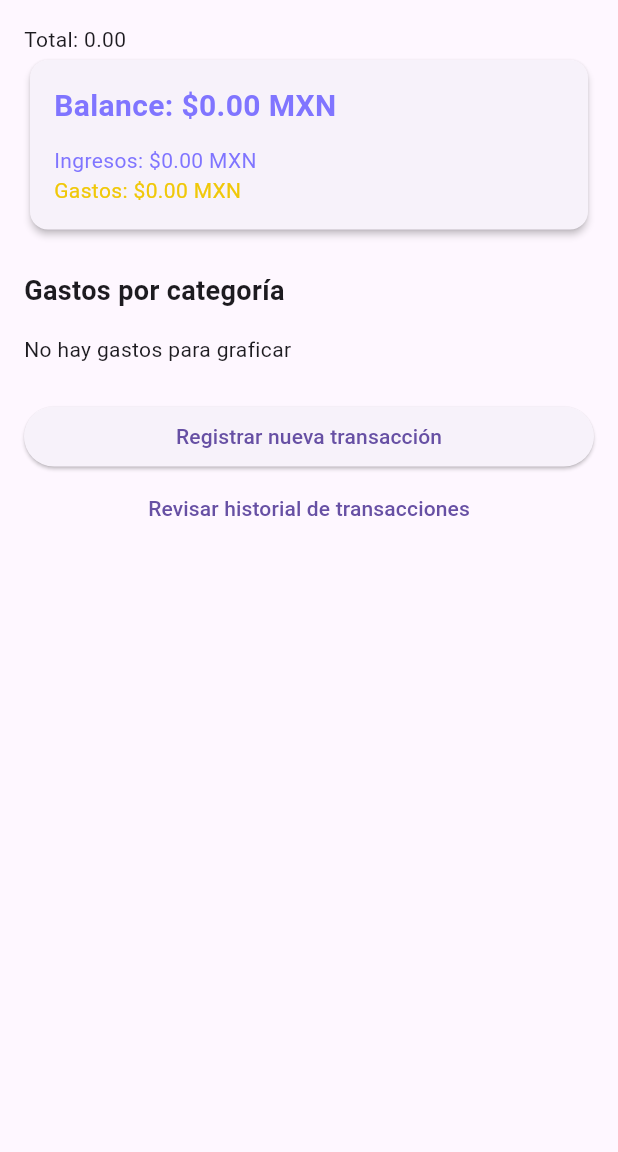
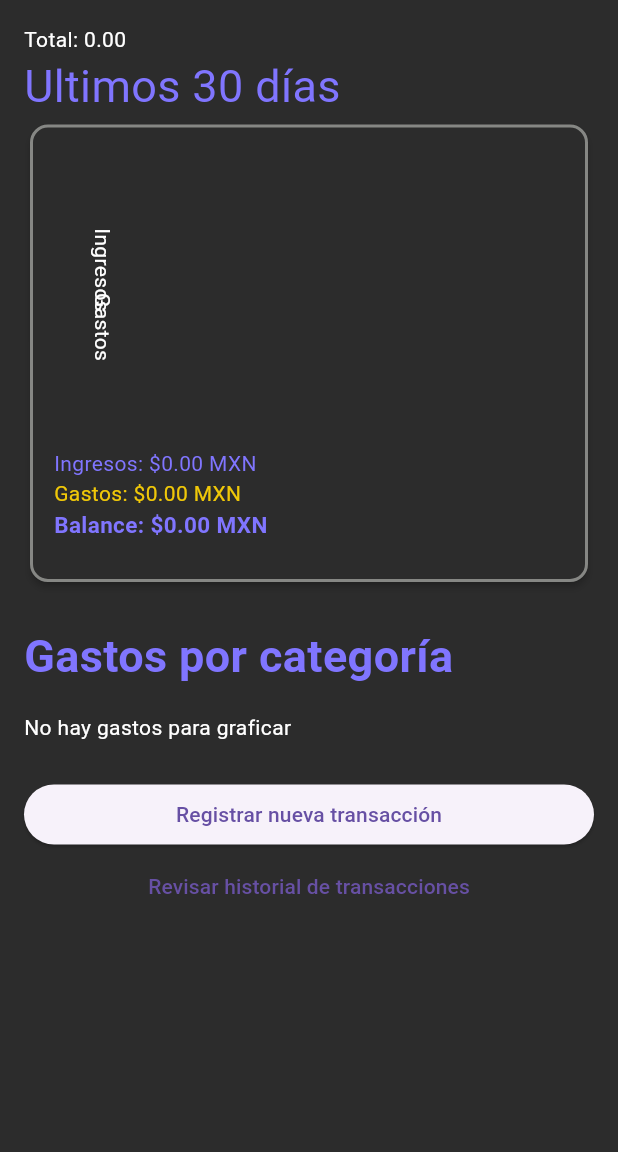
Before and after one commit to fcorpus/broker-finalProject, a Flutter app: the DashboardScreen screen opened directly, on a phone screen of 412 x 824 dp, the part 84-1236 px from its top. Run offline on Flutter 3.47's test engine with Material 3 defaults, Android fonts, the phone set to English and light mode, and no system bars; drawn by our look-alikes of fl_chart; our stand-ins replace shared_preferences, sqflite; accounts and stored records are empty.

Commit message:
version 1.1

```diff
--- a/lib/main.dart
+++ b/lib/main.dart
@@ -1,3 +1,4 @@
+import 'package:broker/constantes.dart';
 import 'package:broker/demo.dart';
 
 import 'package:flutter/material.dart';
@@ -34,6 +35,8 @@ class BrokerApp extends StatelessWidget {
       theme: ThemeData(
         primarySwatch: Colors.indigo,
         useMaterial3: true,
+        scaffoldBackgroundColor: backgroundColor,
+        textTheme: const TextTheme(bodyMedium: TextStyle(color: Colors.white))
       ),
       home: Consumer<AuthProvider>(
         builder: (_, authProvider, __) {
--- a/lib/providers/transaction_provider.dart
+++ b/lib/providers/transaction_provider.dart
@@ -33,7 +33,7 @@ class TransactionProvider with ChangeNotifier {
     final fechaLimite = DateTime.now().subtract(const Duration(days: 30));
 
     return _transactions
-        .where((t) => t.type == 'Igreso')
+        .where((t) => t.type == 'Ingreso')
         .where((t) => t.date.isAfter(fechaLimite))
         .fold(0, (sum, t) => sum + t.amount);
   }
--- a/lib/screens/dashboard_screen.dart
+++ b/lib/screens/dashboard_screen.dart
@@ -1,3 +1,4 @@
+import 'package:broker/constantes.dart';
 import 'package:broker/models/transaction_model.dart';
 import 'package:broker/providers/auth_provider.dart';
 import 'package:broker/providers/transaction_provider.dart';
@@ -46,6 +47,7 @@ class DashboardScreen extends StatelessWidget {
           padding: const EdgeInsets.all(16),
           children: [
             Text('Total: ${txProvider.total.toStringAsFixed(2)}'),
+            Text('Ultimos 30 días', style: TextStyle(fontSize: 30, color: purpleBroker),),
             BalanceCard(
               balance: txProvider.total,
               ingresos: txProvider.ingresos30,
@@ -54,7 +56,7 @@ class DashboardScreen extends StatelessWidget {
             const SizedBox(height: 24),
             const Text(
               'Gastos por categoría',
-              style: TextStyle(fontSize: 18, fontWeight: FontWeight.bold),
+              style: TextStyle(fontSize: 30, fontWeight: FontWeight.bold, color: purpleBroker),
             ),
             const SizedBox(height: 16),
             ChartWidget(transactions: txProvider.transactions),
--- a/lib/screens/login_screen.dart
+++ b/lib/screens/login_screen.dart
@@ -1,3 +1,4 @@
+import 'package:broker/constantes.dart';
 import 'package:flutter/material.dart';
 import 'package:provider/provider.dart';
 import 'package:broker/providers/auth_provider.dart';
@@ -50,6 +51,7 @@ class _LoginScreenState extends State<LoginScreen> {
               const SizedBox(height: 16),
               ElevatedButton(
                 onPressed: _login,
+                style: const ButtonStyle(backgroundColor: WidgetStatePropertyAll<Color>(purpleBroker)),
                 child: const Text('Iniciar sesión'),
               ),
               TextButton(
@@ -59,7 +61,7 @@ class _LoginScreenState extends State<LoginScreen> {
                     MaterialPageRoute(builder: (_) => const RegisterScreen()),
                   );
                 },
-                child: const Text('Crear cuenta'),
+                child: const Text('Crear cuenta', style: TextStyle(color: purpleBroker),),
               )
             ],
           ),
--- a/lib/screens/register_screen.dart
+++ b/lib/screens/register_screen.dart
@@ -3,6 +3,8 @@ import 'package:provider/provider.dart';
 import 'package:broker/providers/auth_provider.dart';
 import 'package:broker/providers/transaction_provider.dart';
 import 'package:broker/screens/dashboard_screen.dart';
+
+import '../constantes.dart';
 
 class RegisterScreen extends StatefulWidget {
   const RegisterScreen({super.key});
@@ -49,11 +51,12 @@ class _RegisterScreenState extends State<RegisterScreen> {
               const SizedBox(height: 16),
               ElevatedButton(
                 onPressed: _register,
+                style: const ButtonStyle(backgroundColor: WidgetStatePropertyAll<Color>(purpleBroker)),
                 child: const Text('Crear cuenta'),
               ),
               TextButton(
                 onPressed: () => Navigator.pop(context),
-                child: const Text('Volver a iniciar sesión'),
+                child: const Text('Volver a iniciar sesión', style: TextStyle(color: purpleBroker),),
               ),
             ],
           ),
--- a/lib/screens/transaction_form_screen.dart
+++ b/lib/screens/transaction_form_screen.dart
@@ -26,7 +26,7 @@ class _TransactionFormScreenState extends State<TransactionFormScreen> {
         userId: userId,
         type: _type,
         amount: double.parse(_amountController.text),
-        category: _category,
+        category: _type == 'Gasto' ? _category : '',
         note: _noteController.text,
         date: DateTime.now(),
       );
--- a/lib/widgets/balance_card.dart
+++ b/lib/widgets/balance_card.dart
@@ -2,6 +2,7 @@
 
 import 'package:broker/constantes.dart';
 import 'package:flutter/material.dart';
+import 'package:fl_chart/fl_chart.dart';
 
 class BalanceCard extends StatelessWidget {
   final double balance;
@@ -15,24 +16,98 @@ class BalanceCard extends StatelessWidget {
     required this.gastos,
   });
 
+  BarChart _buildHorizontalBarChart() {
+    return BarChart(
+      BarChartData(
+        alignment: BarChartAlignment.center,
+        maxY: (ingresos > gastos ? ingresos : gastos) * 1.2,
+        barTouchData: BarTouchData(enabled: false),
+        titlesData: FlTitlesData(
+          leftTitles: const AxisTitles(
+            sideTitles: SideTitles(showTitles: false),
+          ),
+          topTitles: const AxisTitles(
+            sideTitles: SideTitles(showTitles: false),
+          ),
+          rightTitles: const AxisTitles(
+            sideTitles: SideTitles(showTitles: false),
+          ),
+          bottomTitles: AxisTitles(
+            sideTitles: SideTitles(
+              showTitles: true,
+              getTitlesWidget: (value, meta) {
+                switch (value.toInt()) {
+                  case 0:
+                    return const Text('Ingresos');
+                  case 1:
+                    return const Text('Gastos');
+                  default:
+                    return const SizedBox.shrink();
+                }
+              },
+              reservedSize: 42,
+            ),
+          ),
+        ),
+        gridData: FlGridData(show: false),
+        borderData: FlBorderData(show: false),
+        barGroups: [
+          BarChartGroupData(
+            x: 0,
+            barRods: [
+              BarChartRodData(
+                toY: ingresos,
+                color: purpleBroker,
+                width: 22,
+                borderRadius: BorderRadius.circular(6),
+              ),
+            ],
+          ),
+          BarChartGroupData(
+            x: 1,
+            barRods: [
+              BarChartRodData(
+                toY: gastos,
+                color: yellowBroker,
+                width: 22,
+                borderRadius: BorderRadius.circular(6),
+              ),
+            ],
+          ),
+        ],
+      ),
+    );
+  }
+
   @override
   Widget build(BuildContext context) {
     final double localBalance = ingresos - gastos;
     Color balanceColor = localBalance >= 0 ? purpleBroker : yellowBroker;
-
     return Card(
+      color: backgroundColor,
       elevation: 2,
-      shape: RoundedRectangleBorder(borderRadius: BorderRadius.circular(12)),
+      shape: RoundedRectangleBorder(
+        borderRadius: BorderRadius.circular(12),
+        side: BorderSide(color: grayMargins, width: 2)
+      ),
       child: Padding(
         padding: const EdgeInsets.all(16),
         child: Column(
           crossAxisAlignment: CrossAxisAlignment.start,
           children: [
-            Text('Balance: \$${localBalance.toStringAsFixed(2)} MXN',
-                style: TextStyle(fontSize: 20, fontWeight: FontWeight.bold, color: balanceColor)),
-            const SizedBox(height: 12),
+            SizedBox(
+              height: 200,
+                child: RotatedBox(
+                  quarterTurns: 1, // Rota 90 grados
+                  child: _buildHorizontalBarChart(),
+                ),
+            ),
             Text('Ingresos: \$${ingresos.toStringAsFixed(2)} MXN', style: const TextStyle(color: purpleBroker)),
             Text('Gastos: \$${gastos.toStringAsFixed(2)} MXN', style: const TextStyle(color: yellowBroker)),
+            Text('Balance: \$${localBalance.toStringAsFixed(2)} MXN',
+                style: TextStyle(fontSize: 15, fontWeight: FontWeight.bold, color: balanceColor)),
+            const SizedBox(height: 12),
+
           ],
         ),
       ),
--- a/lib/widgets/transaction_tile.dart
+++ b/lib/widgets/transaction_tile.dart
@@ -1,3 +1,4 @@
+import 'package:broker/constantes.dart';
 import 'package:flutter/material.dart';
 import 'package:intl/intl.dart';
 import 'package:broker/models/transaction_model.dart';
@@ -15,13 +16,15 @@ class TransactionTile extends StatelessWidget {
       child: ListTile(
         leading: Icon(
           isIngreso ? Icons.arrow_downward : Icons.arrow_upward,
-          color: isIngreso ? Colors.green : Colors.red,
+          color: isIngreso ? purpleBroker : yellowBroker,
         ),
         title: Text('${isIngreso ? '+' : '-'}\$${transaction.amount.toStringAsFixed(2)} mxn'),
         subtitle: Column(
           crossAxisAlignment: CrossAxisAlignment.start,
           children: [
+            if (!isIngreso) ...[
             Text('Categoría: ${transaction.category}'),
+            ],
             if (transaction.note.isNotEmpty) Text('Nota: ${transaction.note}'),
             Text('Fecha: ${DateFormat('dd/MM/yyyy').format(transaction.date)}'),
           ],
```
